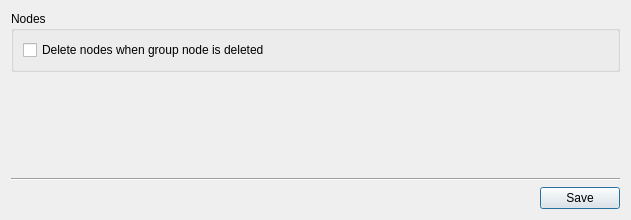
This is ui/tangle_settings.ui in nielsvaes/tangle as Qt 5 draws it before an edit. The edited form follows.
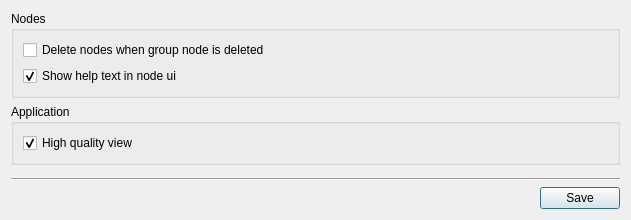
This is the edited form.

Commit message: Added high_quality and help_text settings

```diff
--- a/ui/tangle_settings.ui
+++ b/ui/tangle_settings.ui
@@ -30,10 +30,20 @@
         </property>
        </widget>
       </item>
+      <item row="1" column="0">
+       <widget class="QCheckBox" name="chk_show_help_text_in_node_ui">
+        <property name="text">
+         <string>Show help text in node ui</string>
+        </property>
+        <property name="checked">
+         <bool>true</bool>
+        </property>
+       </widget>
+      </item>
      </layout>
     </widget>
    </item>
-   <item row="3" column="0">
+   <item row="4" column="0">
     <spacer name="horizontalSpacer">
      <property name="orientation">
       <enum>Qt::Horizontal</enum>
@@ -46,21 +56,21 @@
      </property>
     </spacer>
    </item>
-   <item row="3" column="1">
+   <item row="4" column="1">
     <widget class="QPushButton" name="btn_save">
      <property name="text">
       <string>Save</string>
      </property>
     </widget>
    </item>
-   <item row="2" column="0" colspan="2">
+   <item row="3" column="0" colspan="2">
     <widget class="Line" name="line">
      <property name="orientation">
       <enum>Qt::Horizontal</enum>
      </property>
     </widget>
    </item>
-   <item row="1" column="0">
+   <item row="2" column="0">
     <spacer name="verticalSpacer">
      <property name="orientation">
       <enum>Qt::Vertical</enum>
@@ -73,6 +83,25 @@
      </property>
     </spacer>
    </item>
+   <item row="1" column="0" colspan="2">
+    <widget class="QGroupBox" name="groupBox_2">
+     <property name="title">
+      <string>Application</string>
+     </property>
+     <layout class="QGridLayout" name="gridLayout_3">
+      <item row="0" column="0">
+       <widget class="QCheckBox" name="chk_high_quality_view">
+        <property name="text">
+         <string>High quality view</string>
+        </property>
+        <property name="checked">
+         <bool>true</bool>
+        </property>
+       </widget>
+      </item>
+     </layout>
+    </widget>
+   </item>
   </layout>
  </widget>
  <resources/>
```
The commit also changes 4 other files.
